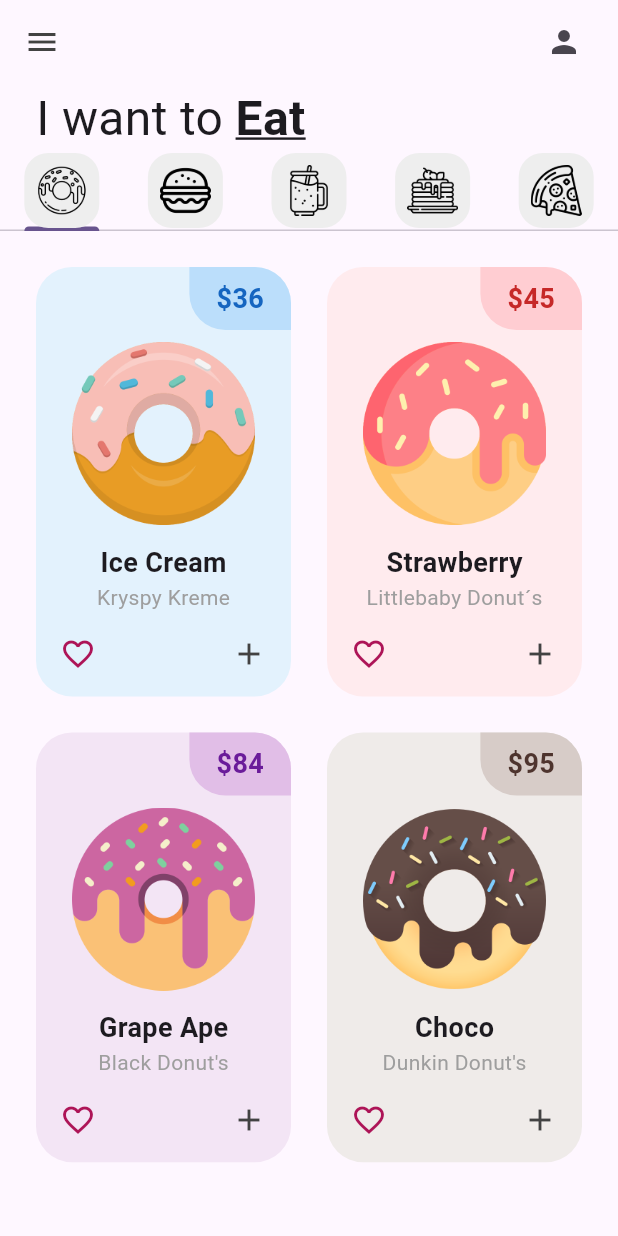
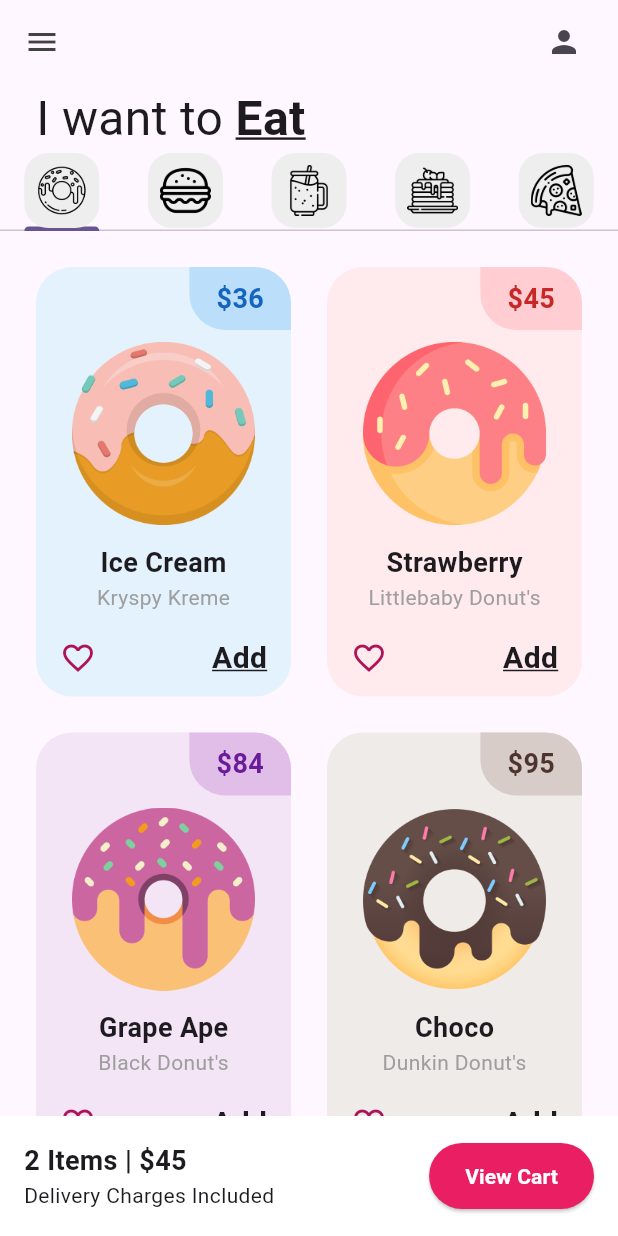
Before and after one commit to alejandroqm144/donut_app_4sa, a Flutter app: the screen it shows after launch, on a phone screen of 412 x 824 dp. Run offline on Flutter 3.47's test engine with Material 3 defaults, Android fonts, the phone set to English and light mode, and no system bars.

Commit message:
ShoppingCart added

```diff
--- a/lib/pages/home_page.dart
+++ b/lib/pages/home_page.dart
@@ -7,6 +7,7 @@ import 'package:donut_app_4sa/tabs/pizza_tab.dart';
 import 'package:donut_app_4sa/tabs/smoothie_tab.dart';
 import 'package:flutter/material.dart';
 import 'package:donut_app_4sa/utils/my_tab.dart';
+import 'package:donut_app_4sa/utils/shopping_cart.dart';
 
 class HomePage extends StatefulWidget {
   const HomePage({super.key});
@@ -76,11 +77,10 @@ class _HomePageState extends State<HomePage> {
               PancakesTab(),
               PizzaTab()
             ]),
-          )
-
+          ),
 
           //4. Carrito (Cart)
-
+          const ShoppingCart()
           ],
         )
       ),
--- a/lib/tabs/donut_tab.dart
+++ b/lib/tabs/donut_tab.dart
@@ -9,7 +9,7 @@ class DonutTab extends StatelessWidget {
   final List donutsOnSale = [
     // [ donutFlavor, donutBrand, donutPrice, donutColor, imageName ]
     ["Ice Cream", "Kryspy Kreme", "36", Colors.blue, "lib/images/icecream_donut.png"],
-    ["Strawberry", "Littlebaby Donut´s", "45", Colors.red, "lib/images/strawberry_donut.png"],
+    ["Strawberry", "Littlebaby Donut's", "45", Colors.red, "lib/images/strawberry_donut.png"],
     ["Grape Ape", "Black Donut's" ,"84", Colors.purple, "lib/images/grape_donut.png"],
     ["Choco", "Dunkin Donut's", "95", Colors.brown, "lib/images/chocolate_donut.png"],
   ];
--- a/lib/utils/donut_tile.dart
+++ b/lib/utils/donut_tile.dart
@@ -93,11 +93,13 @@ class DonutTile extends StatelessWidget {
                 mainAxisAlignment: MainAxisAlignment.spaceBetween,
                 children: [
                 Icon(Icons.favorite_border, color: Colors.pink[800]),
-                Icon(Icons.add,
-                color: Colors.grey[800]),
+                Text('Add',
+                   style: const TextStyle(
+                     fontWeight: FontWeight.bold,
+                     fontSize: 20,
+                     decoration: TextDecoration.underline))
               ],),
             )
-
           ],),
       ),
     );
--- /dev/null
+++ b/lib/utils/shopping_cart.dart
@@ -0,0 +1,41 @@
+
+import 'package:flutter/material.dart';
+
+class ShoppingCart extends StatelessWidget {
+  const ShoppingCart({
+    super.key,
+  });
+
+  @override
+  Widget build(BuildContext context) {
+    return Container(
+      color: Colors.white,
+      padding: const EdgeInsets.all(16),
+      child: Row(
+        mainAxisAlignment: MainAxisAlignment.spaceBetween,
+        children: [
+          Column(
+            crossAxisAlignment: CrossAxisAlignment.start,
+            children: [
+              Text('2 Items | \$45 ',
+              style: TextStyle(fontWeight: FontWeight.bold,
+              fontSize: 18),
+              ),
+              Text('Delivery Charges Included')
+            ],
+          ),
+          ElevatedButton(onPressed: (){},
+          style: ElevatedButton.styleFrom(
+            backgroundColor: Colors.pink,
+            padding: const EdgeInsets.symmetric(
+              horizontal: 24,
+              vertical: 12)
+            ),
+          child: const Text('View Cart',
+          style: TextStyle(color: Colors.white,
+          fontWeight: FontWeight.bold)))
+        ],
+      )
+    );
+  }
+}
```
